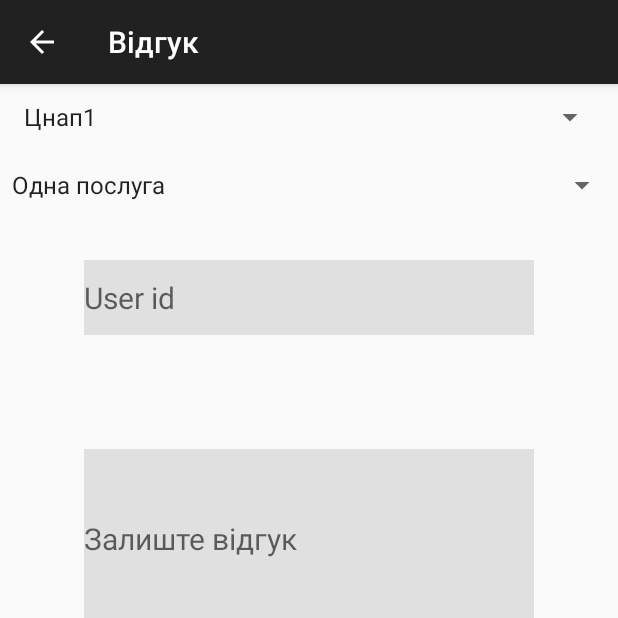
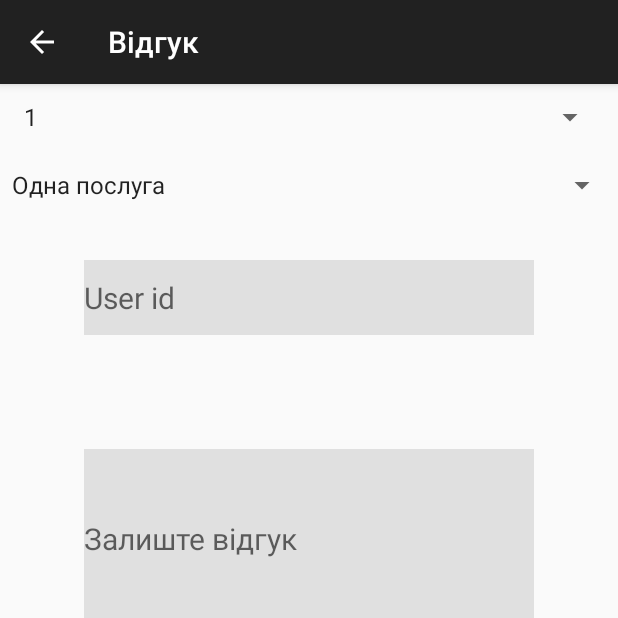
Before and after one commit to NewWorldOrderTeam/ZNAP, an Android app: the RateActivity screen opened directly, with no data from a screen before it, on a phone screen of 412 x 824 dp, the top half of it. Run offline under Robolectric (Android 15) with nearby library versions, the phone set to English and light mode, and no system bars; libraries missing offline, so code that uses them is left out: com.weiwangcn.betterspinner.

Commit message:
[+] [Android] Internet check fixes, Rate w/ znap_id added

```diff
--- a/prototype/android/LMR_ZNAP/app/src/main/java/com/znap/lmr/lmr_znap/RateActivity.java
+++ b/prototype/android/LMR_ZNAP/app/src/main/java/com/znap/lmr/lmr_znap/RateActivity.java
@@ -42,6 +42,7 @@ import retrofit2.Response;
 public class RateActivity extends AppCompatActivity implements
         OnItemSelectedListener  {
     int quality;
+    int znap_id;
     EditText etDescription;
     EditText etUser_id;
     Button btLeaveReview;
@@ -129,16 +130,17 @@ public class RateActivity extends AppCompatActivity implements
     }
     public void onItemSelected(AdapterView<?> arg0, View arg1, int arg2,
                                long arg3) {
-        // TODO Auto-generated method stub
         String sp1= String.valueOf(spinnerForZnaps.getSelectedItem());
+        znap_id = Integer.parseInt(sp1);
         Toast.makeText(this, sp1, Toast.LENGTH_SHORT).show();
-        if(sp1.contentEquals("Цнап1")) {
+        if(sp1.contentEquals("1")) {
             List<String> list = new ArrayList<String>();
             list.add("Одна послуга");
             list.add("Друга");
             list.add("Третя");
             ArrayAdapter<String> dataAdapter = new ArrayAdapter<String>(this,
                     android.R.layout.simple_spinner_item, list);
+
             dataAdapter.setDropDownViewResource(android.R.layout.simple_spinner_dropdown_item);
             dataAdapter.notifyDataSetChanged();
             spinnerForServices.setAdapter(dataAdapter);
@@ -173,7 +175,7 @@ public class RateActivity extends AppCompatActivity implements
         @Override
         protected String doInBackground(Void... params) {
             Services services = new Services();
-            Response response = services.Rate(description,user_id,quality);
+            Response response = services.Rate(description,user_id,quality,znap_id);
             System.out.println(response);
             return response.toString();
         }
--- a/prototype/android/LMR_ZNAP/app/src/main/java/com/znap/lmr/lmr_znap/Request.java
+++ b/prototype/android/LMR_ZNAP/app/src/main/java/com/znap/lmr/lmr_znap/Request.java
@@ -23,7 +23,7 @@ public interface Request {
     Call<User> signOn(@Field("email") String email, @Field("password") String password);
     @FormUrlEncoded
     @POST("/api/v1.0/addrate/")
-    Call<User> addrate(@Field("description") String description, @Field("user_id") int id, @Field("quality") int quality);
+    Call<User> addrate(@Field("description") String description, @Field("user_id") int id, @Field("quality") int quality,@Field("znap_id") int znap_id);
     @GET("/api/v1.0/user/{user}/")
     Call<User> getInfo(@Path("user") int userid);
 }
--- a/prototype/android/LMR_ZNAP/app/src/main/java/com/znap/lmr/lmr_znap/Services.java
+++ b/prototype/android/LMR_ZNAP/app/src/main/java/com/znap/lmr/lmr_znap/Services.java
@@ -54,8 +54,8 @@ public class Services {
         return null;
     }
 
-    public Response Rate(String leaveReview, int user_id, int quality) {
-        Call<User> call = service.addrate(leaveReview, user_id, quality);
+    public Response Rate(String leaveReview, int znap_id, int user_id, int quality) {
+        Call<User> call = service.addrate(leaveReview,user_id,quality,znap_id);
         try {
             Response response = call.execute();
             // call.execute();
--- a/prototype/android/LMR_ZNAP/app/src/main/res/values/strings.xml
+++ b/prototype/android/LMR_ZNAP/app/src/main/res/values/strings.xml
@@ -4,7 +4,7 @@
     <string name="spinner_title">Вибір послуг</string>
     <string name="country_prompt">Choose a country</string>
     <string-array name="znaps">
-        <item>Цнап1</item>
+        <item>1</item>
         <item>Цнап2</item>
     </string-array>
     <string-array name="types">
```
Also changed, not shown: prototype/android/LMR_ZNAP/app/src/main/java/com/znap/lmr/lmr_znap/SignInActivity.java (+6 -6 lines).
